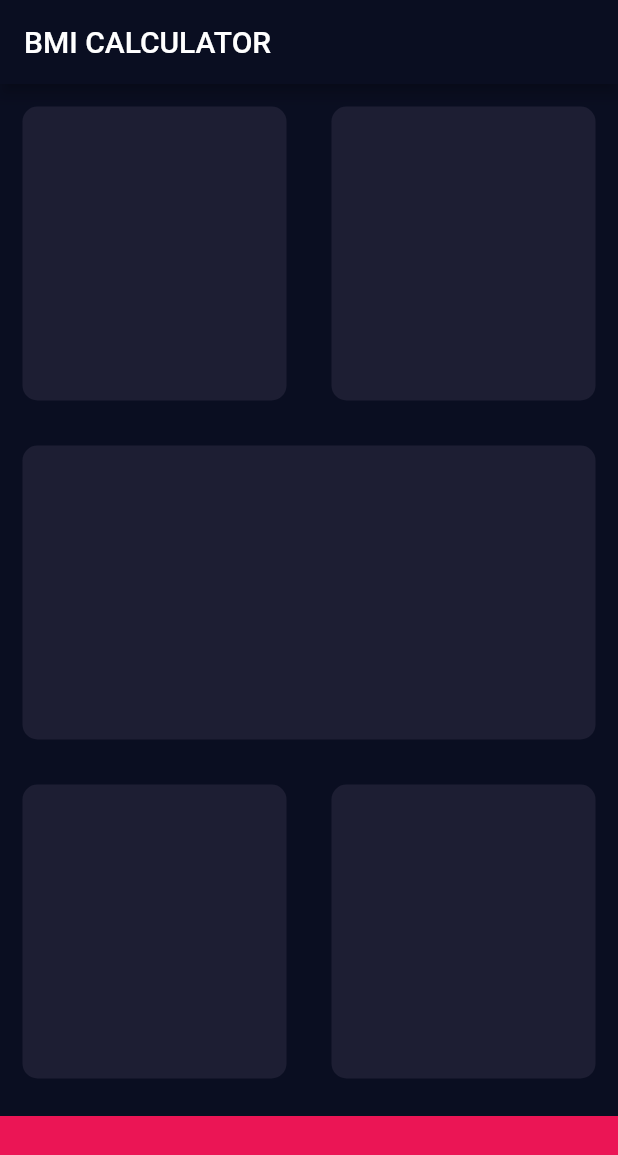
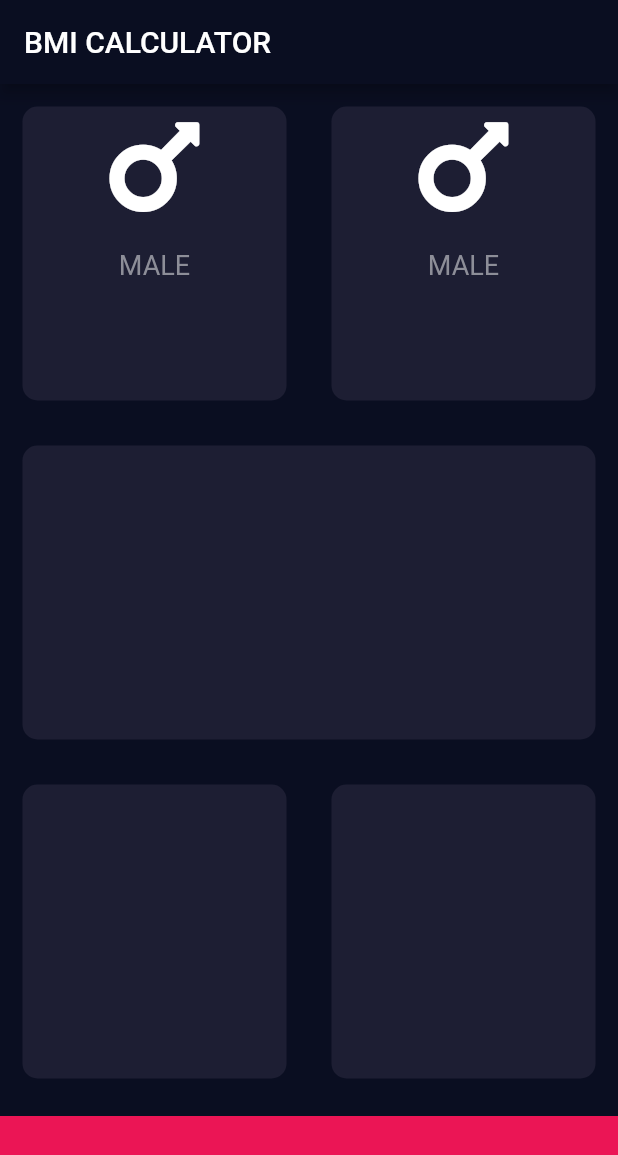
Before and after one commit to alaminsheikh01/BMI-Calculator-flutter-app, a Flutter app: the screen it shows after launch, on a phone screen of 412 x 824 dp. Shown: the top 1155 px of the screen. Run offline on Flutter 3.47's test engine with Material 2 defaults, Android fonts, the phone set to English and light mode, and no system bars; our stand-ins replace font_awesome_flutter.

Commit message:
bug fixed with flutter font awesome

```diff
--- /dev/null
+++ b/lib/card.dart
@@ -0,0 +1,21 @@
+import 'package:flutter/material.dart';
+
+class ReusableCard extends StatelessWidget {
+  final Color color1;
+  final Widget? cardChild;
+
+  ReusableCard({required this.color1, this.cardChild});
+  //ReusableCard({required this.color1, this.cardChild});
+
+  @override
+  Widget build(BuildContext context) {
+    return Container(
+      child: cardChild,
+      margin: EdgeInsets.all(15.0),
+      decoration: BoxDecoration(
+        color: color1,
+        borderRadius: BorderRadius.circular(10.0),
+      ),
+    );
+  }
+}
--- a/lib/input_page.dart
+++ b/lib/input_page.dart
@@ -1,5 +1,6 @@
 import 'package:flutter/material.dart';
 import 'package:font_awesome_flutter/font_awesome_flutter.dart';
+import 'card.dart';
 
 const activeCardColor = Color(0xFF1D1E33);
 
@@ -22,47 +23,19 @@ class _InputPageState extends State<InputPage> {
             children: <Widget>[
               Expanded(
                 child: ReusableCard(
-                  color: activeCardColor,
-                  cardChild: Column(
-                    children: <Widget>[
-                      Icon(
-                        FontAwesomeIcons.mars,
-                        size: 80.0,
-                      ),
-                      SizedBox(
-                        height: 15.0,
-                      ),
-                      Text(
-                        'MALE',
-                        style: TextStyle(
-                          fontSize: 18.0,
-                          color: Color(0xFF8D8E98),
-                        ),
-                      ),
-                    ],
+                  color1: activeCardColor,
+                  cardChild: IconContent(
+                    icon: FontAwesomeIcons.mars,
+                    label: 'MALE',
                   ),
                 ),
               ),
               Expanded(
                 child: ReusableCard(
-                  color: activeCardColor,
-                  cardChild: Column(
-                    children: [
-                      Icon(
-                        FontAwesomeIcons.mars,
-                        size: 80.0,
-                      ),
-                      SizedBox(
-                        height: 15.0,
-                      ),
-                      Text(
-                        'MALE',
-                        style: TextStyle(
-                          fontSize: 18.0,
-                          color: Color(0xFF8D8E98),
-                        ),
-                      ),
-                    ],
+                  color1: activeCardColor,
+                  cardChild: IconContent(
+                    icon: FontAwesomeIcons.mars,
+                    label: 'MALE',
                   ),
                 ),
               )
@@ -70,25 +43,7 @@ class _InputPageState extends State<InputPage> {
           )),
           Expanded(
             child: ReusableCard(
-              color: activeCardColor,
-              cardChild: Column(
-                children: [
-                  Icon(
-                    FontAwesomeIcons.mars,
-                    size: 80.0,
-                  ),
-                  SizedBox(
-                    height: 15.0,
-                  ),
-                  Text(
-                    'MALE',
-                    style: TextStyle(
-                      fontSize: 18.0,
-                      color: Color(0xFF8D8E98),
-                    ),
-                  ),
-                ],
-              ),
+              color1: activeCardColor,
             ),
           ),
           Expanded(
@@ -96,48 +51,12 @@ class _InputPageState extends State<InputPage> {
             children: [
               Expanded(
                 child: ReusableCard(
-                  color: activeCardColor,
-                  cardChild: Column(
-                    children: [
-                      Icon(
-                        FontAwesomeIcons.mars,
-                        size: 80.0,
-                      ),
-                      SizedBox(
-                        height: 15.0,
-                      ),
-                      Text(
-                        'MALE',
-                        style: TextStyle(
-                          fontSize: 18.0,
-                          color: Color(0xFF8D8E98),
-                        ),
-                      ),
-                    ],
-                  ),
+                  color1: activeCardColor,
                 ),
               ),
               Expanded(
                 child: ReusableCard(
-                  color: activeCardColor,
-                  cardChild: Column(
-                    children: [
-                      Icon(
-                        FontAwesomeIcons.mars,
-                        size: 80.0,
-                      ),
-                      SizedBox(
-                        height: 15.0,
-                      ),
-                      Text(
-                        'MALE',
-                        style: TextStyle(
-                          fontSize: 18.0,
-                          color: Color(0xFF8D8E98),
-                        ),
-                      ),
-                    ],
-                  ),
+                  color1: activeCardColor,
                 ),
               )
             ],
@@ -154,19 +73,31 @@ class _InputPageState extends State<InputPage> {
   }
 }
 
-class ReusableCard extends StatelessWidget {
-  final Color color;
-  final Widget cardChild;
-  ReusableCard({required this.color, required this.cardChild});
+class IconContent extends StatelessWidget {
+  IconContent({this.icon, required this.label});
+
+  final IconData? icon;
+  final String label;
 
   @override
   Widget build(BuildContext context) {
-    return Container(
-      margin: EdgeInsets.all(15.0),
-      decoration: BoxDecoration(
-        borderRadius: BorderRadius.circular(10.0),
-        color: color,
-      ),
+    return Column(
+      children: <Widget>[
+        Icon(
+          icon,
+          size: 80.0,
+        ),
+        SizedBox(
+          height: 15.0,
+        ),
+        Text(
+          label,
+          style: TextStyle(
+            fontSize: 18.0,
+            color: Color(0xFF8D8E98),
+          ),
+        ),
+      ],
     );
   }
 }
--- a/pubspec.yaml
+++ b/pubspec.yaml
@@ -13,7 +13,7 @@ dependencies:
     sdk: flutter
 
   cupertino_icons: ^1.0.2
-  font_awesome_flutter: ^8.8.1
+  font_awesome_flutter: ^9.1.0
 
 dev_dependencies:
   flutter_test:
```
Also changed, not shown: pubspec.lock.
